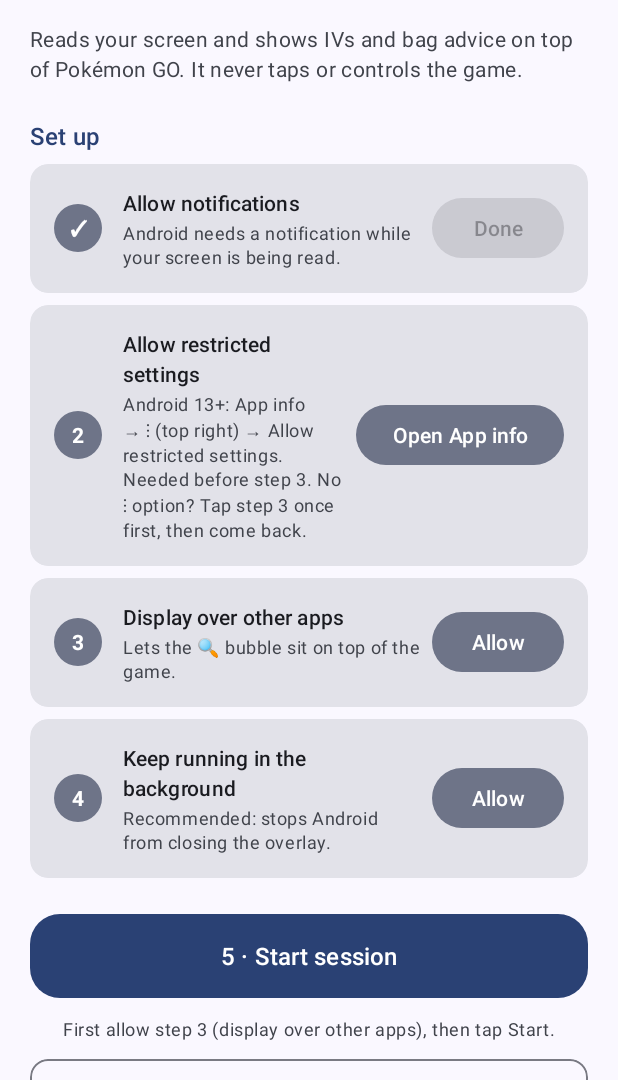
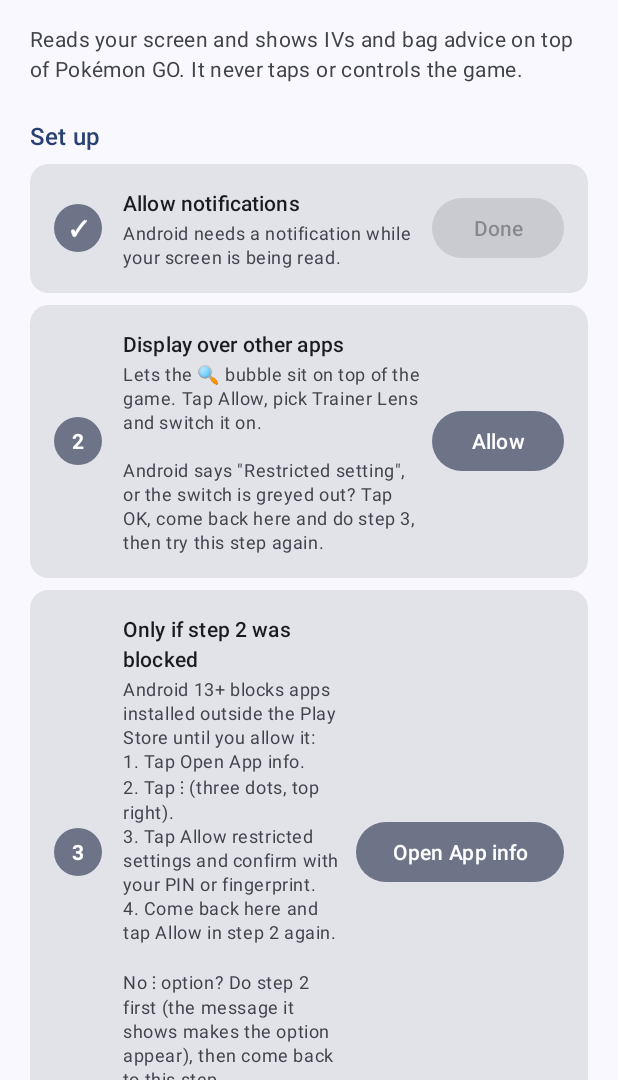
Before and after one commit to PremKishore27/trainer-lens, an Android app: the screen it shows after launch (MainActivity), on a phone screen of 412 x 824 dp, the part 156-1236 px from its top. Run offline under Robolectric (Android 15) with nearby library versions, the phone set to English and light mode, and no system bars.

Commit message:
Clearer setup: step 2 is Display over other apps, step 3 Allow restricted settings (only if blocked); add picture walkthrough

```diff
--- a/app/src/main/java/dev/trainerlens/MainActivity.kt
+++ b/app/src/main/java/dev/trainerlens/MainActivity.kt
@@ -47,8 +47,8 @@ class MainActivity : AppCompatActivity() {
 
         val actions = listOf<() -> Unit>(
             { if (Build.VERSION.SDK_INT >= 33) notifLauncher.launch(Manifest.permission.POST_NOTIFICATIONS) },
+            { startActivity(Intent(Settings.ACTION_MANAGE_OVERLAY_PERMISSION, Uri.parse("package:$packageName"))) },
             { startActivity(Intent(Settings.ACTION_APPLICATION_DETAILS_SETTINGS, Uri.parse("package:$packageName"))) },
-            { startActivity(Intent(Settings.ACTION_MANAGE_OVERLAY_PERMISSION, Uri.parse("package:$packageName"))) },
             { startActivity(Intent(Settings.ACTION_REQUEST_IGNORE_BATTERY_OPTIMIZATIONS, Uri.parse("package:$packageName"))) },
         )
         val badgeIds = listOf(R.id.badge1, R.id.badge2, R.id.badge3, R.id.badge4)
@@ -71,20 +71,20 @@ class MainActivity : AppCompatActivity() {
         try { startActivity(Intent(Intent.ACTION_VIEW, Uri.parse(url))) } catch (_: ActivityNotFoundException) { }
     }
 
-    /** Steps 1, 3 and 4 can be checked, so they show a tick once allowed. Step 2 can't be detected. */
+    /** Steps 1, 2 and 4 can be checked. Step 3 (restricted settings) can't be detected; it is done once step 2 is. */
     private fun refresh() {
         val notif = Build.VERSION.SDK_INT < 33 ||
             checkSelfPermission(Manifest.permission.POST_NOTIFICATIONS) == PackageManager.PERMISSION_GRANTED
         val overlay = Settings.canDrawOverlays(this)
         val battery = (getSystemService(Context.POWER_SERVICE) as PowerManager).isIgnoringBatteryOptimizations(packageName)
-        val done = listOf(notif, false, overlay, battery)
+        val done = listOf(notif, overlay, overlay, battery)
         for (i in 0 until 4) {
             badges[i].text = if (done[i]) "✓" else "${i + 1}"
-            buttons[i].text = if (done[i]) "Done" else buttonLabels[i]
+            buttons[i].text = if (done[i]) (if (i == 2) "Not needed" else "Done") else buttonLabels[i]
             buttons[i].isEnabled = !done[i]
         }
         startHint.text = if (overlay) "Android asks to record the screen: choose \"Entire screen\"."
-        else "First allow step 3 (display over other apps), then tap Start."
+        else "First allow step 2 (display over other apps), then tap Start."
     }
 
     private fun start() {
--- a/app/src/main/res/layout/activity_main.xml
+++ b/app/src/main/res/layout/activity_main.xml
@@ -80,18 +80,18 @@
                     android:layout_marginStart="14dp" android:orientation="vertical">
                     <TextView
                         android:layout_width="wrap_content" android:layout_height="wrap_content"
-                        android:text="Allow restricted settings" android:textAppearance="?attr/textAppearanceTitleSmall"
+                        android:text="Display over other apps" android:textAppearance="?attr/textAppearanceTitleSmall"
                         android:textColor="?attr/colorOnSurface" />
                     <TextView
                         android:layout_width="wrap_content" android:layout_height="wrap_content"
-                        android:layout_marginTop="2dp" android:text="Android 13+: App info → ⋮ (top right) → Allow restricted settings. Needed before step 3. No ⋮ option? Tap step 3 once first, then come back."
+                        android:layout_marginTop="2dp" android:text="Lets the 🔍 bubble sit on top of the game. Tap Allow, pick Trainer Lens and switch it on.\n\nAndroid says \&quot;Restricted setting\&quot;, or the switch is greyed out? Tap OK, come back here and do step 3, then try this step again."
                         android:textAppearance="?attr/textAppearanceBodySmall"
                         android:textColor="?attr/colorOnSurfaceVariant" />
                 </LinearLayout>
                 <com.google.android.material.button.MaterialButton android:id="@+id/step2"
                     style="@style/Widget.Material3.Button.TonalButton"
                     android:layout_width="wrap_content" android:layout_height="wrap_content"
-                    android:layout_marginStart="8dp" android:text="Open App info" />
+                    android:layout_marginStart="8dp" android:text="Allow" />
             </LinearLayout>
         </com.google.android.material.card.MaterialCardView>
 
@@ -112,18 +112,18 @@
                     android:layout_marginStart="14dp" android:orientation="vertical">
                     <TextView
                         android:layout_width="wrap_content" android:layout_height="wrap_content"
-                        android:text="Display over other apps" android:textAppearance="?attr/textAppearanceTitleSmall"
+                        android:text="Only if step 2 was blocked" android:textAppearance="?attr/textAppearanceTitleSmall"
                         android:textColor="?attr/colorOnSurface" />
                     <TextView
                         android:layout_width="wrap_content" android:layout_height="wrap_content"
-                        android:layout_marginTop="2dp" android:text="Lets the 🔍 bubble sit on top of the game."
+                        android:layout_marginTop="2dp" android:text="Android 13+ blocks apps installed outside the Play Store until you allow it:\n1. Tap Open App info.\n2. Tap ⋮ (three dots, top right).\n3. Tap Allow restricted settings and confirm with your PIN or fingerprint.\n4. Come back here and tap Allow in step 2 again.\n\nNo ⋮ option? Do step 2 first (the message it shows makes the option appear), then come back to this step."
                         android:textAppearance="?attr/textAppearanceBodySmall"
                         android:textColor="?attr/colorOnSurfaceVariant" />
                 </LinearLayout>
                 <com.google.android.material.button.MaterialButton android:id="@+id/step3"
                     style="@style/Widget.Material3.Button.TonalButton"
                     android:layout_width="wrap_content" android:layout_height="wrap_content"
-                    android:layout_marginStart="8dp" android:text="Allow" />
+                    android:layout_marginStart="8dp" android:text="Open App info" />
             </LinearLayout>
         </com.google.android.material.card.MaterialCardView>
 
```
Also changed, not shown: 14 other files.
